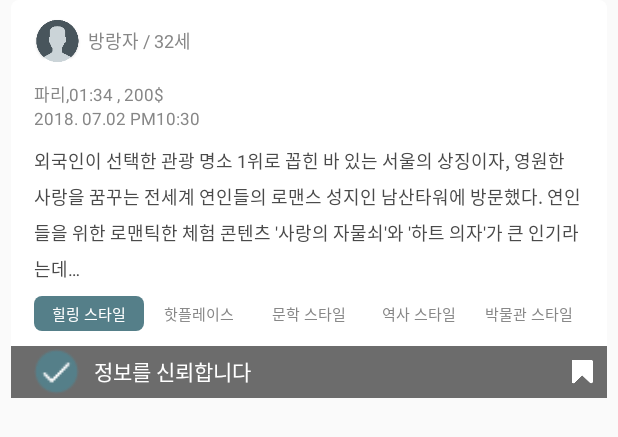
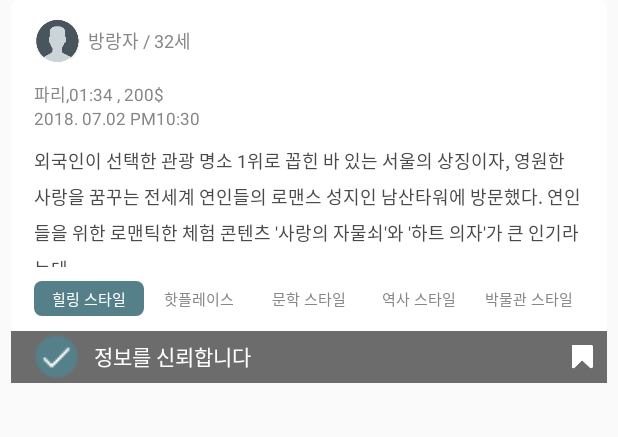
Before and after one commit to nokr82/nomade_note, an Android app: the layout item_scrap.xml on its own in the app's theme, with its tools: preview values and no code run, on a phone screen of 412 x 824 dp. Shown: the top 437 px of the screen. Run offline under Robolectric (Android 15) with nearby library versions, the phone set to English and light mode, and no system bars; plain views replace AutofitTextView.

Commit message:
진선 올림

```diff
--- a/app/src/main/res/layout/item_scrap.xml
+++ b/app/src/main/res/layout/item_scrap.xml
@@ -130,7 +130,7 @@
             android:layout_marginLeft="15dp"
             android:layout_marginRight="15dp"
             android:layout_width="wrap_content"
-            android:layout_height="wrap_content"
+            android:layout_height="80dp"
             android:textSize="12sp"
             android:textColor="#4a4a4a"
             android:lineSpacingExtra="6sp"
```
